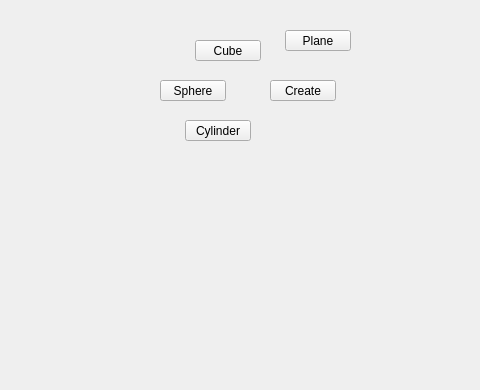
Qt form tentacle/ui/2/create_submenu.ui (m3trik/tentacle) before a commit; both pictures show x 0 to 480 and y 210 to 600 of the 600 by 600 pixel window.
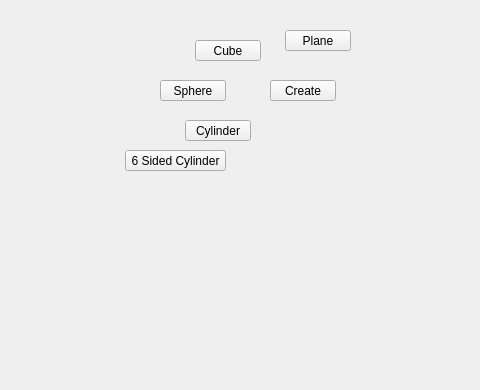
The same form after that commit.

Diff of the .ui file:
```diff
--- a/tentacle/ui/2/create_submenu.ui
+++ b/tentacle/ui/2/create_submenu.ui
@@ -199,6 +199,34 @@
      <string>Plane</string>
     </property>
    </widget>
+   <widget class="QPushButton" name="b005">
+    <property name="geometry">
+     <rect>
+      <x>125</x>
+      <y>360</y>
+      <width>101</width>
+      <height>21</height>
+     </rect>
+    </property>
+    <property name="minimumSize">
+     <size>
+      <width>0</width>
+      <height>21</height>
+     </size>
+    </property>
+    <property name="maximumSize">
+     <size>
+      <width>16777215</width>
+      <height>21</height>
+     </size>
+    </property>
+    <property name="whatsThis">
+     <string/>
+    </property>
+    <property name="text">
+     <string>6 Sided Cylinder</string>
+    </property>
+   </widget>
   </widget>
  </widget>
  <resources/>
```
